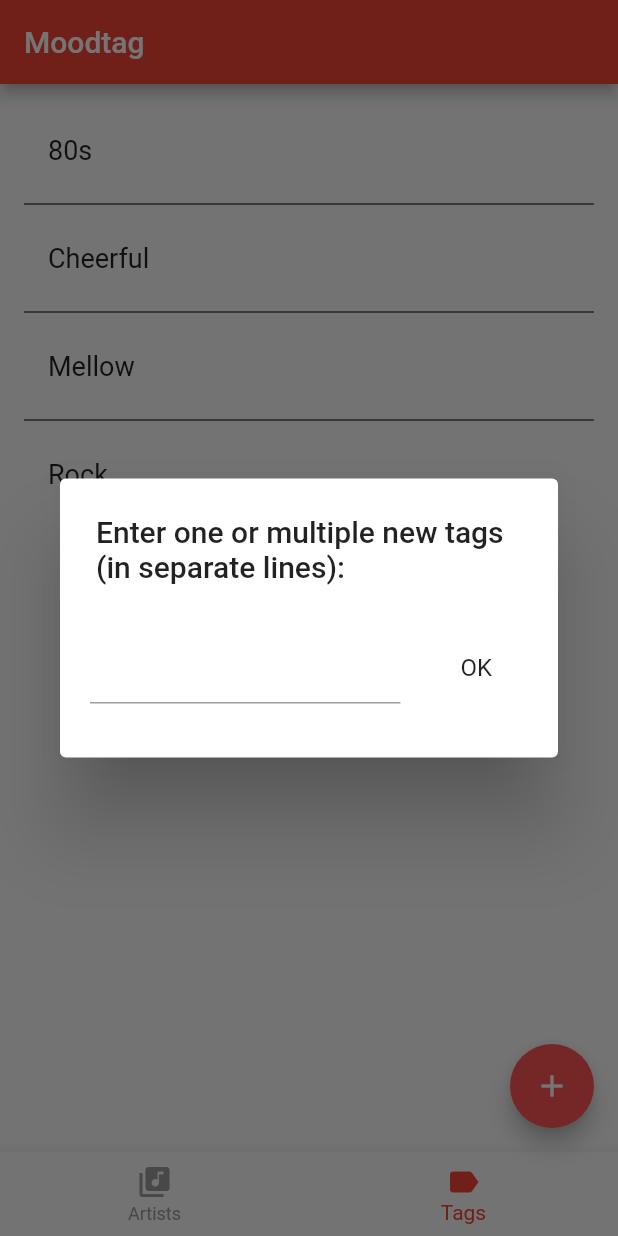
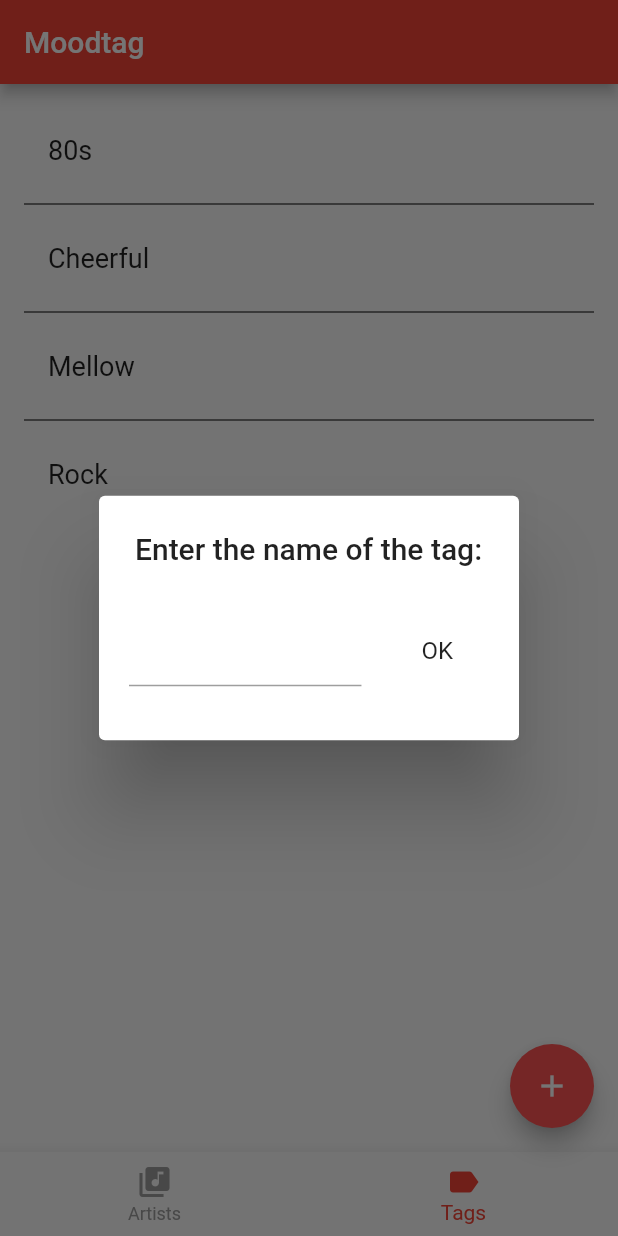
Before and after one commit to schaetz/Moodtag, a Flutter app: the screen it shows after launch, item 2 of the bottom bar chosen, after a tap on the "add" icon, on a phone screen of 412 x 824 dp. Run offline on Flutter 3.47's test engine with Material 2 defaults, Android fonts, the phone set to English and light mode, and no system bars.

Commit message:
Merge AddArtistDialog and AddTagDialog into generic AddEntityDialog

```diff
--- a/lib/components/mt_bottom_nav_bar.dart
+++ b/lib/components/mt_bottom_nav_bar.dart
@@ -16,7 +16,6 @@
     ],
     currentIndex: activePage.index,
     onTap: (int newIndex) {
-      print(newIndex);
       if (newIndex == 0 && activePage != NavigationItem.artists) {
         handleBottomNavBarTapped(context, NavigationItem.artists);
       } else if (newIndex == 1 && activePage != NavigationItem.tags) {
--- /dev/null
+++ b/lib/dialogs/add_entity_dialog.dart
@@ -0,0 +1,166 @@
+import 'package:flutter/material.dart';
+import 'package:provider/provider.dart';
+
+import 'abstract_dialog.dart';
+import 'exception_dialog.dart';
+import 'package:moodtag/exceptions/name_already_taken_exception.dart';
+import 'package:moodtag/helpers.dart';
+import 'package:moodtag/models/artist.dart';
+import 'package:moodtag/models/library.dart';
+import 'package:moodtag/models/tag.dart';
+
+/// Dialog for adding generic entities (artists or tags)
+///
+/// E: Type of the entity to add
+/// O: Type of the other entity that might be affected
+/// (E=artist => O=tag and vice versa)
+class AddEntityDialog<E, O> extends AbstractDialog {
+
+  static void openAddArtistDialog(BuildContext context, {Tag preselectedTag}) {
+    if (preselectedTag != null) {
+      new AddEntityDialog<Artist, Tag>
+          .withPreselectedOtherEntity(context, preselectedTag).show();
+    } else {
+      new AddEntityDialog<Artist, Tag>(context).show();
+    }
+  }
+
+  static void openAddTagDialog(BuildContext context, {Artist preselectedArtist}) {
+    if (preselectedArtist != null) {
+      new AddEntityDialog<Tag, Artist>
+          .withPreselectedOtherEntity(context, preselectedArtist).show();
+    } else {
+      new AddEntityDialog<Tag, Artist>(context).show();
+    }
+  }
+
+  O preselectedOtherEntity;
+
+  AddEntityDialog(BuildContext context) : super(context);
+  AddEntityDialog.withPreselectedOtherEntity(BuildContext context,
+      this.preselectedOtherEntity) : super(context);
+
+  @override
+  StatelessWidget buildDialog(BuildContext context) {
+    var newInput;
+    return SimpleDialog(
+      title: Text('Enter the name of the ${_getEntityDenotation()}:'),
+      children: <Widget>[
+        Padding(
+          padding: const EdgeInsets.all(20.0),
+          child: Row(
+            mainAxisAlignment: MainAxisAlignment.spaceBetween,
+            crossAxisAlignment: CrossAxisAlignment.center,
+            children: [
+              Expanded(
+                child: TextField(
+                    maxLines: null,
+                    onChanged: (value) => newInput = value.trim()
+                ),
+              ),
+              Padding(
+                padding: const EdgeInsets.only(left: 16.0),
+                child: SimpleDialogOption(
+                  onPressed: () {
+                    if (newInput == null || newInput.isEmpty) {
+                      return;
+                    }
+                    _addOrEditEntity(context, newInput, preselectedOtherEntity);
+                  },
+                  child: const Text('OK'),
+                ),
+              ),
+            ],
+          ),
+        )
+      ],
+    );
+  }
+
+  String _getEntityDenotation({bool plural=false}) {
+    String denotationSingular = 'entity';
+    String denotationPlural = 'entities';
+
+    if (E == Artist) {
+      denotationSingular = Artist.denotationSingular;
+      denotationPlural = Artist.denotationPlural;
+    } else if (E == Tag) {
+      denotationSingular = Tag.denotationSingular;
+      denotationPlural = Tag.denotationPlural;
+    }
+
+    return plural ? denotationPlural : denotationSingular;
+  }
+
+  void _addOrEditEntity(BuildContext context, String newInput, O preselectedOther) {
+    List<String> inputElements = processMultilineInput(newInput);
+    List<String> errorElements = [];
+    Library libraryProvider = Provider.of<Library>(context, listen: false);
+
+    for (String newEntityName in inputElements) {
+      bool error;
+
+      if (E == Artist) {
+        error = _addOrEditArtist(libraryProvider, newEntityName, preselectedOther as Tag);
+      } else if (E == Tag) {
+        error = _addOrEditTag(libraryProvider, newEntityName, preselectedOther as Artist);
+      } else {
+        error = true;
+      }
+
+      if (error)
+        errorElements.add(newEntityName);
+    }
+
+    closeDialog(context);
+
+    if (errorElements.isNotEmpty) {
+      ExceptionDialog.openNew(context, 'Error while adding ${_getEntityDenotation(plural: true)}',
+          'One or several ${_getEntityDenotation(plural: true)} already exist');
+    }
+  }
+
+  bool _addOrEditArtist(Library libraryProvider, String newArtistName, Tag preselectedTag) {
+    Artist newArtist;
+    bool error = false;
+
+    try {
+      final preselectedTagsList = createListWithSingleElementOrEmpty<Tag>(preselectedTag);
+      newArtist = libraryProvider.createArtist(newArtistName, preselectedTagsList);
+    } on NameAlreadyTakenException {
+      // If there is a preselected tag, just ignore the exception
+      // and add the preselected tag to the existing artist in "finally"
+      if (preselectedTag == null) {
+        error = true;
+      }
+    } finally {
+      if (preselectedTag != null) {
+        newArtist.addTag(preselectedTag);
+      }
+    }
+
+    return error;
+  }
+
+  bool _addOrEditTag(Library libraryProvider, String newTagName, Artist preselectedArtist) {
+    Tag newTag;
+    bool error = false;
+
+    try {
+      newTag = libraryProvider.createTag(newTagName);
+    } on NameAlreadyTakenException {
+      // If there is a preselected artist, just ignore the exception
+      // and add the preselected artist to the existing tag in "finally"
+      if (preselectedArtist == null) {
+        error = true;
+      }
+    } finally {
+      if (preselectedArtist != null) {
+        preselectedArtist.addTag(newTag);
+      }
+    }
+
+    return error;
+  }
+
+}
--- a/lib/dialogs/add_tag_dialog.dart
+++ /dev/null
@@ -1,92 +0,0 @@
-import 'package:flutter/material.dart';
-import 'package:provider/provider.dart';
-
-import 'abstract_dialog.dart';
-import 'exception_dialog.dart';
-import 'package:moodtag/exceptions/name_already_taken_exception.dart';
-import 'package:moodtag/helpers.dart';
-import 'package:moodtag/models/artist.dart';
-import 'package:moodtag/models/library.dart';
-import 'package:moodtag/models/tag.dart';
-
-class AddTagDialog extends AbstractDialog {
-
-  Artist preselectedArtist;
-
-  AddTagDialog(BuildContext context) : super(context);
-
-  AddTagDialog.withPreselectedArtist(BuildContext context,
-      this.preselectedArtist)
-      : super(context);
-
-  @override
-  StatelessWidget buildDialog(BuildContext context) {
-    var newInput;
-    return SimpleDialog(
-      title: const Text(
-          'Enter one or multiple new tags (in separate lines):'),
-      children: <Widget>[
-        Padding(
-          padding: const EdgeInsets.all(20.0),
-          child: Row(
-            mainAxisAlignment: MainAxisAlignment.spaceBetween,
-            crossAxisAlignment: CrossAxisAlignment.center,
-            children: [
-              Expanded(
-                child: TextField(
-                    maxLines: null,
-                    onChanged: (value) => newInput = value.trim()
-                ),
-              ),
-              Padding(
-                padding: const EdgeInsets.only(left: 16.0),
-                child: SimpleDialogOption(
-                  onPressed: () {
-                    if (newInput == null || newInput.isEmpty) {
-                      return;
-                    }
-                    _addOrEditTag(context, newInput, preselectedArtist);
-                  },
-                  child: const Text('OK'),
-                ),
-              ),
-            ],
-          ),
-        )
-      ],
-    );
-  }
-
-  void _addOrEditTag(BuildContext context, String newInput,
-      Artist preselectedArtist) {
-    List<String> inputElements = processMultilineInput(newInput);
-    List<String> errorElements = [];
-    final libraryProvider = Provider.of<Library>(context, listen: false);
-
-    for (String newTagName in inputElements) {
-      Tag newTag;
-
-      try {
-        newTag = libraryProvider.createTag(newTagName);
-      } on NameAlreadyTakenException {
-        // If there is a preselected artist, just ignore the exception
-        // and add the preselected artist to the existing tag in "finally"
-        if (preselectedArtist == null) {
-          errorElements.add(newTagName);
-        }
-      } finally {
-        if (preselectedArtist != null) {
-          preselectedArtist.addTag(newTag);
-        }
-      }
-    }
-
-    closeDialog(context);
-
-    if (errorElements.isNotEmpty) {
-      new ExceptionDialog(context, 'Error while adding tags',
-          'One or several tags already exist').show();
-    }
-  }
-
-}
--- a/lib/dialogs/delete_dialog.dart
+++ b/lib/dialogs/delete_dialog.dart
@@ -6,9 +6,13 @@
 import 'package:moodtag/models/library.dart';
 import 'package:moodtag/models/tag.dart';
 
-class DeleteDialog extends AbstractDialog {
+class DeleteDialog<T> extends AbstractDialog {
 
-  var entity;
+  static void openNew<T>(BuildContext context, T entity) {
+    new DeleteDialog<T>(context, entity).show();
+  }
+
+  T entity;
 
   DeleteDialog(BuildContext context, this.entity) : super(context);
 
@@ -44,7 +48,7 @@
     );
   }
 
-  String _determineDialogTextForDeleteEntity(BuildContext context, entity) {
+  String _determineDialogTextForDeleteEntity(BuildContext context, T entity) {
     final libraryProvider = Provider.of<Library>(context, listen: false);
 
     if (entity is Artist) {
@@ -62,7 +66,7 @@
     }
   }
 
-  void _deleteEntity(BuildContext context, entity) {
+  void _deleteEntity(BuildContext context, T entity) {
     final libraryProvider = Provider.of<Library>(context, listen: false);
 
     if (entity is Artist) {
--- a/lib/dialogs/exception_dialog.dart
+++ b/lib/dialogs/exception_dialog.dart
@@ -3,6 +3,10 @@
 import 'abstract_dialog.dart';
 
 class ExceptionDialog extends AbstractDialog {
+
+  static void openNew(BuildContext context, String exceptionHeadline, String exceptionMessage) {
+    new ExceptionDialog(context, exceptionHeadline, exceptionMessage).show();
+  }
 
   String exceptionHeadline;
   String exceptionMessage;
--- a/lib/helpers.dart
+++ b/lib/helpers.dart
@@ -30,3 +30,7 @@
   Set<String> uniqueElements = elementsWithDuplicates.toSet();
   return uniqueElements.toList();
 }
+
+List<T> createListWithSingleElementOrEmpty<T>(T elementOrNull) {
+  return elementOrNull != null ? [elementOrNull] : [];
+}
--- a/lib/models/artist.dart
+++ b/lib/models/artist.dart
@@ -6,6 +6,9 @@
 import 'package:flutter/widgets.dart';
 
 class Artist extends ChangeNotifier {
+
+  static const denotationSingular = 'artist';
+  static const denotationPlural = 'artists';
 
   String name;
   final List<Album> _albums = [];
--- a/lib/models/tag.dart
+++ b/lib/models/tag.dart
@@ -1,4 +1,7 @@
 class Tag {
+
+  static const denotationSingular = 'tag';
+  static const denotationPlural = 'tags';
 
   String name;
 
--- a/lib/screens/artist_details.dart
+++ b/lib/screens/artist_details.dart
@@ -1,7 +1,7 @@
 import 'package:flutter/material.dart';
 import 'package:provider/provider.dart';
 
-import 'package:moodtag/dialogs/add_tag_dialog.dart';
+import 'package:moodtag/dialogs/add_entity_dialog.dart';
 import 'package:moodtag/main.dart';
 import 'package:moodtag/models/artist.dart';
 import 'package:moodtag/models/library.dart';
@@ -132,9 +132,7 @@
     return InputChip(
       label: Text('+'),
       //backgroundColor: Colors.redAccent,
-      onPressed: () => {
-        new AddTagDialog.withPreselectedArtist(context, artist).show()
-      }
+      onPressed: () => AddEntityDialog.openAddTagDialog(context, preselectedArtist: artist)
     );
   }
 
--- a/lib/screens/artists_list.dart
+++ b/lib/screens/artists_list.dart
@@ -3,7 +3,7 @@
 
 import 'package:moodtag/main.dart';
 import 'package:moodtag/components/mt_bottom_nav_bar.dart';
-import 'package:moodtag/dialogs/add_artist_dialog.dart';
+import 'package:moodtag/dialogs/add_entity_dialog.dart';
 import 'package:moodtag/dialogs/delete_dialog.dart';
 import 'package:moodtag/models/artist.dart';
 import 'package:moodtag/models/library.dart';
@@ -41,9 +41,7 @@
         }
       ),
       floatingActionButton: FloatingActionButton(
-        onPressed: () => {
-          new AddArtistDialog(context).show()
-        },
+        onPressed: () => AddEntityDialog.openAddArtistDialog(context),
         child: const Icon(Icons.add),
         backgroundColor: Colors.redAccent,
       ),
@@ -58,7 +56,7 @@
         style: listEntryStyle,
       ),
       onTap: () => navigateToArtistDetails(context, artist),
-      onLongPress: () => new DeleteDialog(context, artist).show()
+      onLongPress: () => DeleteDialog.openNew<Artist>(context, artist)
     );
   }
 
--- a/lib/screens/tag_details.dart
+++ b/lib/screens/tag_details.dart
@@ -1,7 +1,7 @@
 import 'package:flutter/material.dart';
 import 'package:provider/provider.dart';
 
-import 'package:moodtag/dialogs/add_artist_dialog.dart';
+import 'package:moodtag/dialogs/add_entity_dialog.dart';
 import 'package:moodtag/main.dart';
 import 'package:moodtag/models/artist.dart';
 import 'package:moodtag/models/library.dart';
@@ -78,9 +78,7 @@
         },
       ),
       floatingActionButton: FloatingActionButton(
-        onPressed: () {
-          new AddArtistDialog.withPreselectedTag(context, tag).show();
-        },
+        onPressed: () => AddEntityDialog.openAddArtistDialog(context, preselectedTag: tag),
         child: const Icon(Icons.add),
         backgroundColor: Colors.redAccent,
       ),
--- a/lib/screens/tags_list.dart
+++ b/lib/screens/tags_list.dart
@@ -3,7 +3,7 @@
 
 import 'package:moodtag/main.dart';
 import 'package:moodtag/components/mt_bottom_nav_bar.dart';
-import 'package:moodtag/dialogs/add_tag_dialog.dart';
+import 'package:moodtag/dialogs/add_entity_dialog.dart';
 import 'package:moodtag/dialogs/delete_dialog.dart';
 import 'package:moodtag/models/library.dart';
 import 'package:moodtag/models/tag.dart';
@@ -41,9 +41,7 @@
         }
       ),
       floatingActionButton: FloatingActionButton(
-        onPressed: () => {
-          new AddTagDialog(context).show()
-        },
+        onPressed: () => AddEntityDialog.openAddTagDialog(context),
         child: const Icon(Icons.add),
         backgroundColor: Colors.redAccent,
       ),
@@ -58,7 +56,7 @@
         style: listEntryStyle,
       ),
       onTap: () => navigateToTagDetails(context, tag),
-      onLongPress: () => new DeleteDialog(context, tag).show()
+      onLongPress: () => DeleteDialog.openNew<Tag>(context, tag)
     );
   }
 
```
Also changed, not shown: lib/dialogs/add_artist_dialog.dart (deleted, +0 -90 lines).
